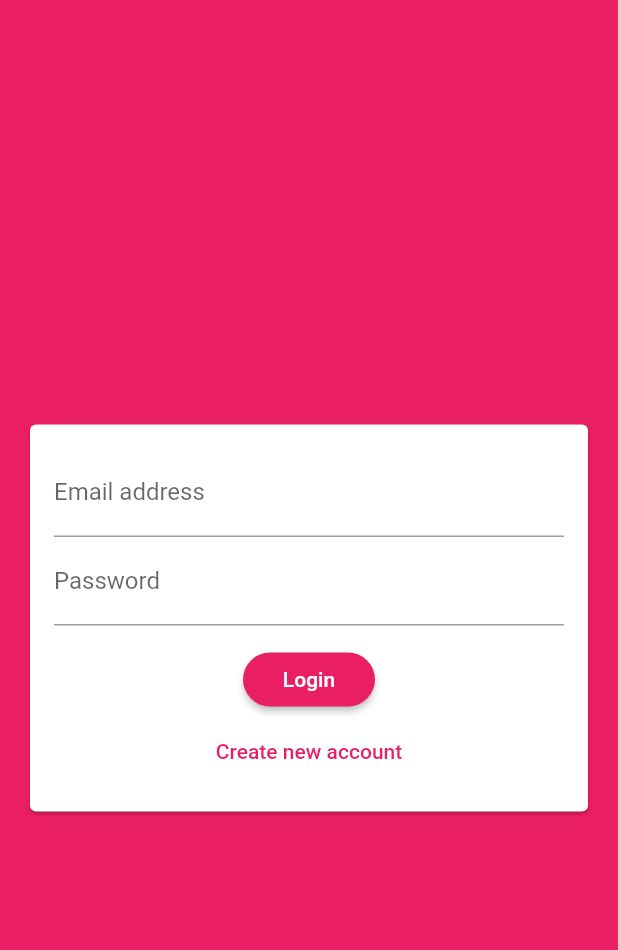
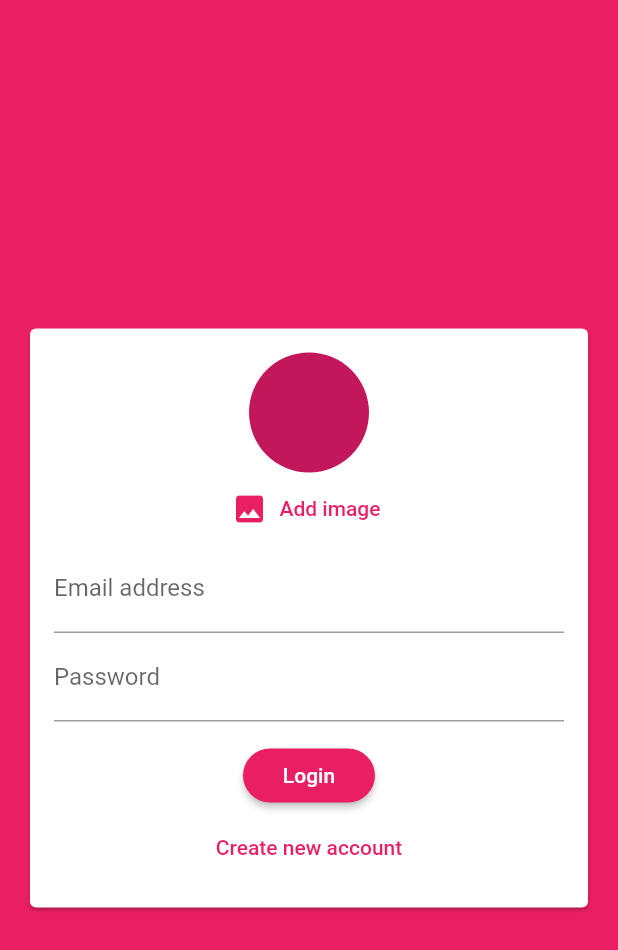
Before and after one commit to yell8er/chat, a Flutter app: the screen it shows after launch, on a phone screen of 412 x 824 dp. Shown: the top 950 px of the screen. Run offline on Flutter 3.47's test engine with Material 2 defaults, Android fonts, the phone set to English and light mode, and no system bars; our stand-ins replace cloud_firestore, firebase_auth, image_picker; accounts and stored records are empty.

Commit message:
working with image picker

```diff
--- a/lib/widgets/auth/auth_form.dart
+++ b/lib/widgets/auth/auth_form.dart
@@ -1,3 +1,4 @@
+import 'package:fc6/widgets/pickers/user_image_picker.dart';
 import 'package:flutter/material.dart';
 
 class AuthForm extends StatefulWidget {
@@ -55,6 +56,7 @@
               child: Column(
                 mainAxisSize: MainAxisSize.min,
                 children: [
+                  UserImagePicker(),
                   TextFormField(
                     key: ValueKey('email'),
                     validator: (value) {
--- /dev/null
+++ b/lib/widgets/pickers/user_image_picker.dart
@@ -0,0 +1,40 @@
+import 'dart:io';
+
+import 'package:flutter/material.dart';
+import 'package:image_picker/image_picker.dart';
+
+class UserImagePicker extends StatefulWidget {
+  @override
+  _UserImagePickerState createState() => _UserImagePickerState();
+}
+
+class _UserImagePickerState extends State<UserImagePicker> {
+  File _pickedImage;
+
+  @override
+  Widget build(BuildContext context) {
+    void _pickImage() async {
+      final pickedImageFile =
+          await ImagePicker.pickImage(source: ImageSource.camera);
+      setState(() {
+        _pickedImage = pickedImageFile;
+      });
+    }
+
+    return Column(
+      children: [
+        CircleAvatar(
+          radius: 40,
+          backgroundImage:
+              _pickedImage != null ? FileImage(_pickedImage) : null,
+        ),
+        FlatButton.icon(
+          textColor: Theme.of(context).primaryColor,
+          onPressed: _pickImage,
+          icon: Icon(Icons.image),
+          label: Text('Add image'),
+        ),
+      ],
+    );
+  }
+}
--- a/pubspec.yaml
+++ b/pubspec.yaml
@@ -30,6 +30,7 @@
   cupertino_icons: ^1.0.2
   cloud_firestore: ^0.13.5
   firebase_auth: 0.16.1
+  image_picker: ^0.6.5+3
 
 
 dev_dependencies:
```
Also changed, not shown: pubspec.lock.
